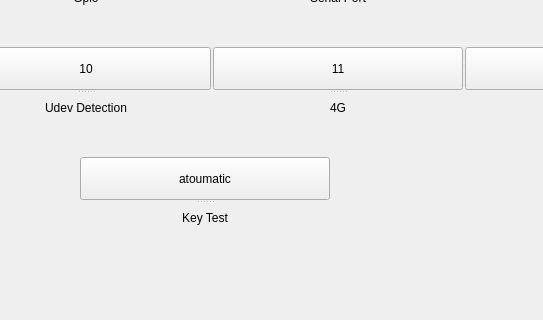
Qt form qt/t507/mainwindow.ui (jizizihe/baijie_demo) before a commit; both pictures show x 300 to 843 and y 280 to 600 of the 1024 by 600 pixel window.
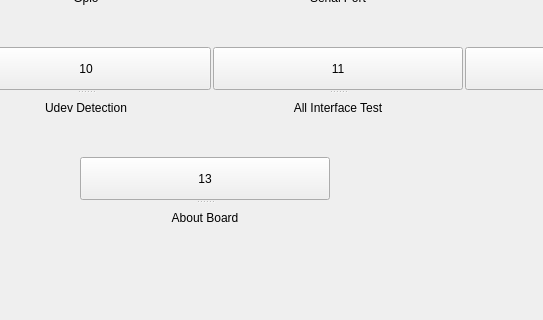
The same form after that commit.

The edit to the form file:
```diff
--- a/qt/t507/mainwindow.ui
+++ b/qt/t507/mainwindow.ui
@@ -71,7 +71,7 @@
       </size>
      </property>
      <property name="text">
-      <string>4G</string>
+      <string>All Interface Test</string>
      </property>
      <property name="alignment">
       <set>Qt::AlignCenter</set>
@@ -127,7 +127,7 @@
       <bool>true</bool>
      </property>
      <property name="text">
-      <string>atoumatic</string>
+      <string>13</string>
      </property>
     </widget>
     <widget class="QLabel" name="label_key_6">
@@ -138,7 +138,7 @@
       </size>
      </property>
      <property name="text">
-      <string>&lt;html&gt;&lt;head/&gt;&lt;body&gt;&lt;p&gt;Key Test&lt;/p&gt;&lt;/body&gt;&lt;/html&gt;</string>
+      <string>&lt;html&gt;&lt;head/&gt;&lt;body&gt;&lt;p&gt;About Board&lt;/p&gt;&lt;/body&gt;&lt;/html&gt;</string>
      </property>
      <property name="alignment">
       <set>Qt::AlignCenter</set>
```
